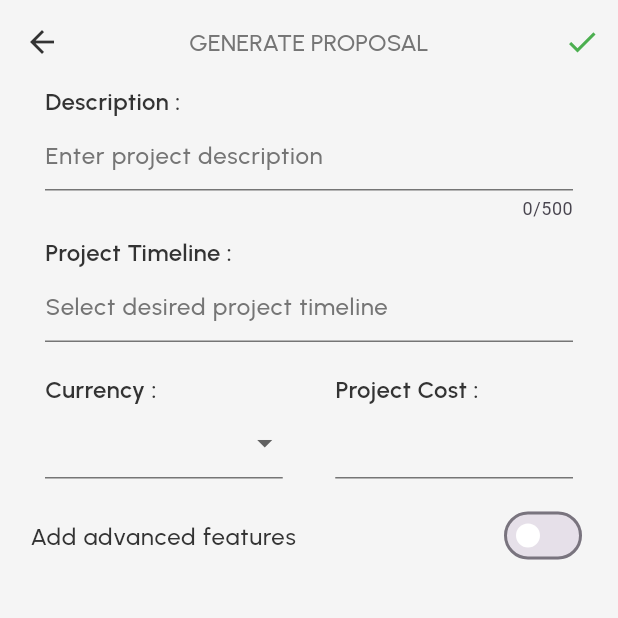
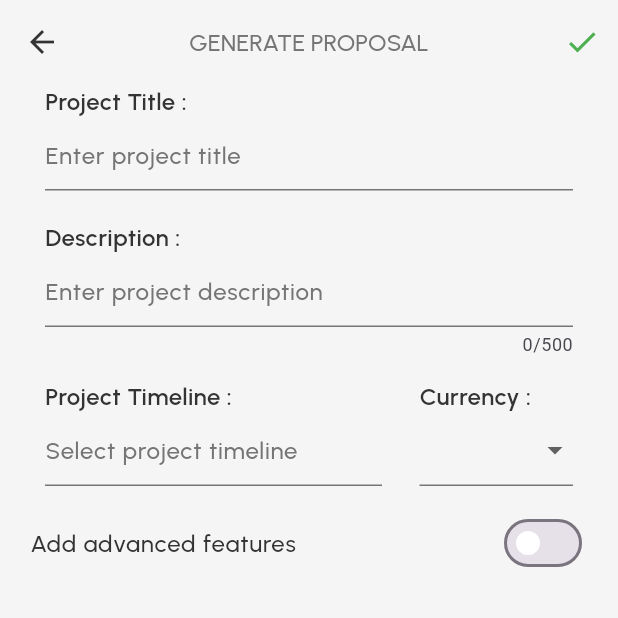
Before and after one commit to tade-dev/how_much_app, a Flutter app: the ProposalDetailsScreen screen opened by its route, on a phone screen of 412 x 824 dp, the top half of it. Run offline on Flutter 3.47's test engine with Material 3 defaults, Android fonts, the phone set to English and light mode, and no system bars; drawn by our look-alikes of auto_size_text, flutter_animate; our stand-ins replace auto_route, bloc, dartz, dio, equatable, flutter_bloc and 18 more; missing offline and left inert: pdfx, syncfusion_flutter_pdf; accounts and stored records are empty.

Commit message:
feat: update pricing endpoints and enhance proposal viewing with project title support

```diff
--- a/lib/core/keys/endpoints.dart
+++ b/lib/core/keys/endpoints.dart
@@ -28,7 +28,7 @@ class _Profile {
 
 
 class _Pricing {
-  final pricing = "/api/v1/proposal/get-proposal";
+  final pricing = "/api/v1/proposal/get-proposals";
   final singlePricing = "/api/v1/proposal/one-proposal/";
   final generatePricing = "/api/v1/proposal/generate-proposal";
   final deleteProposal = "/api/v1/proposal/delete-proposal/";
--- a/lib/features/proposals/cubit/pricing_state.dart
+++ b/lib/features/proposals/cubit/pricing_state.dart
@@ -10,6 +10,7 @@ class PricingState with _$PricingState {
     TextEditingController? timeline,
     @Default("") String selectedCurrency,
     @Default("") String projectCost,
+    @Default("") String projectTitle,
     @Default(false) bool hasAdvancedFeatures,
     @Default([]) List<String> advancedFeaturesList,
     @Default([]) List<ProposalData> proposalList,
--- a/lib/ui/dashboard/views/proposals/proposal_details_screen.dart
+++ b/lib/ui/dashboard/views/proposals/proposal_details_screen.dart
@@ -1,7 +1,5 @@
-import 'package:currency_text_input_formatter/currency_text_input_formatter.dart';
 import 'package:flutter/cupertino.dart';
 import 'package:flutter/material.dart';
-import 'package:flutter/services.dart';
 import 'package:flutter_animate/flutter_animate.dart';
 import 'package:flutter_bloc/flutter_bloc.dart';
 import 'package:form_validator/form_validator.dart';
@@ -32,7 +30,7 @@ class ProposalDetailsScreen extends StatelessWidget {
               if(state.generationStatus.isFailure) {
                 handleException(state.genPricingResponse?.error ?? state.exceptionError , context);
               }else if (state.generationStatus.isSuccess){
-                si<AppRouter>().push(const ViewProposalScreen());
+                si<AppRouter>().replace( ViewProposalScreen());
               }
             },
             child: BlocBuilder<PricingCubit, PricingState>(
@@ -70,6 +68,17 @@ class ProposalDetailsScreen extends StatelessWidget {
                     children: [
                       ProposalInputField(
                         onChanged: (v) {
+                          context.read<PricingCubit>().updateProjectTitle(v);
+                        },
+                        label: "Project Title",
+                        validator: ValidationBuilder().build(),
+                        hintText: "Enter project title",
+                      ),
+                      const SizedBox(
+                        height: 20,
+                      ),
+                      ProposalInputField(
+                        onChanged: (v) {
                           context.read<PricingCubit>().updateDescriptionText(v);
                         },
                         maxLines: 10,
@@ -81,9 +90,13 @@ class ProposalDetailsScreen extends StatelessWidget {
                         maxLength: 500,
                       ),
                       const SizedBox(
-                        height: 10,
+                        height: 15,
                       ),
-                      ProposalInputField(
+                      Row(
+                        children: [
+                          Expanded(
+                            flex: 6,
+                            child: ProposalInputField(
                               onChanged: (v) {},
                               controller: state.timeline,
                               onTap: () {
@@ -92,14 +105,14 @@ class ProposalDetailsScreen extends StatelessWidget {
                               validator: ValidationBuilder().build(),
                               readOnly: true,
                               label: "Project Timeline",
-                        hintText: "Select desired project timeline",
+                              hintText: "Select project timeline",
+                            ),
                           ),
                           const SizedBox(
-                        height: 20,
+                            width: 5,
                           ),
-                      Row(
-                        children: [
                           Expanded(
+                            flex: 3,
                             child: DropDownField2(
                               onChanged: (v) {
                                 context.read<PricingCubit>().updateSelectedCurrency(v);
@@ -112,30 +125,6 @@ class ProposalDetailsScreen extends StatelessWidget {
                               label: "Currency",
                             ),
                           ),
-                          const SizedBox(
-                            width: 15,
-                          ),
-                          Expanded(
-                            child: ProposalInputField(
-                              onChanged: (v) {
-                                context.read<PricingCubit>().updateProjectCost(v);
-                              },
-                              onTap: () {},
-                              validator: ValidationBuilder().build(),
-                              label: "Project Cost",
-                              inputType: TextInputType.number,
-                              inputformatters: [
-                                LengthLimitingTextInputFormatter(18),
-                                FilteringTextInputFormatter.allow(
-                                    RegExp(r"[0-9.]")),
-                                CurrencyTextInputFormatter.currency(
-                                    locale: 'en_US',
-                                    decimalDigits: 2,
-                                    enableNegative: false,
-                                    symbol: '')
-                              ],
-                            ),
-                          )
                         ],
                       ),
                       const SizedBox(
```
Also changed, not shown: lib/features/proposals/cubit/pricing_cubit.dart (+8 -1 lines), lib/ui/components/proposal_tile.dart (+8 -2 lines), lib/ui/dashboard/views/proposals/view_proposal_screen.dart (+13 -8 lines), lib/core/routes/routes.gr.dart, lib/features/proposals/cubit/pricing_cubit.freezed.dart. Lines whose indentation alone changed are shown as unchanged.
